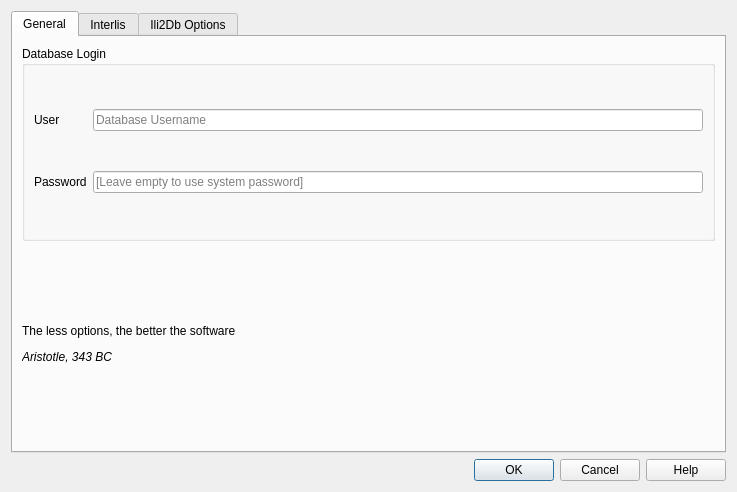
Old version of the form QgisModelBaker/ui/options.ui in the repository opengisch/QgisModelBaker.
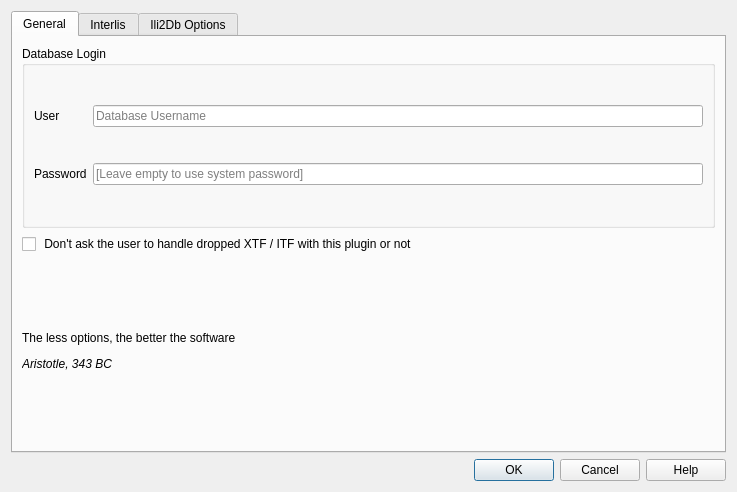
New version of the form. Custom widgets are drawn as their Qt base class.

Commit message: fix that enum is stored as int reset ask for handle drop files in settings

Diff of the .ui file:
```diff
--- a/QgisModelBaker/ui/options.ui
+++ b/QgisModelBaker/ui/options.ui
@@ -30,16 +30,6 @@
        <string>General</string>
       </attribute>
       <layout class="QGridLayout" name="gridLayout_3">
-       <item row="1" column="0">
-        <widget class="QLabel" name="label">
-         <property name="text">
-          <string>&lt;html&gt;&lt;head/&gt;&lt;body&gt;&lt;p&gt;The less options, the better the software&lt;/p&gt;&lt;p&gt;&lt;i&gt;Aristotle, 343 BC&lt;/i&gt;&lt;/p&gt;&lt;/body&gt;&lt;/html&gt;</string>
-         </property>
-         <property name="textFormat">
-          <enum>Qt::RichText</enum>
-         </property>
-        </widget>
-       </item>
        <item row="0" column="0">
         <widget class="QGroupBox" name="groupBox">
          <property name="title">
@@ -80,6 +70,23 @@
          </layout>
         </widget>
        </item>
+       <item row="2" column="0">
+        <widget class="QLabel" name="label">
+         <property name="text">
+          <string>&lt;html&gt;&lt;head/&gt;&lt;body&gt;&lt;p&gt;The less options, the better the software&lt;/p&gt;&lt;p&gt;&lt;i&gt;Aristotle, 343 BC&lt;/i&gt;&lt;/p&gt;&lt;/body&gt;&lt;/html&gt;</string>
+         </property>
+         <property name="textFormat">
+          <enum>Qt::RichText</enum>
+         </property>
+        </widget>
+       </item>
+       <item row="1" column="0">
+        <widget class="QCheckBox" name="chk_dontask_to_handle_dropped_files">
+         <property name="text">
+          <string> Don't ask the user to handle dropped XTF / ITF with this plugin or not</string>
+         </property>
+        </widget>
+       </item>
       </layout>
      </widget>
      <widget class="QWidget" name="tab_2">
```
The commit also changes 4 other files.
